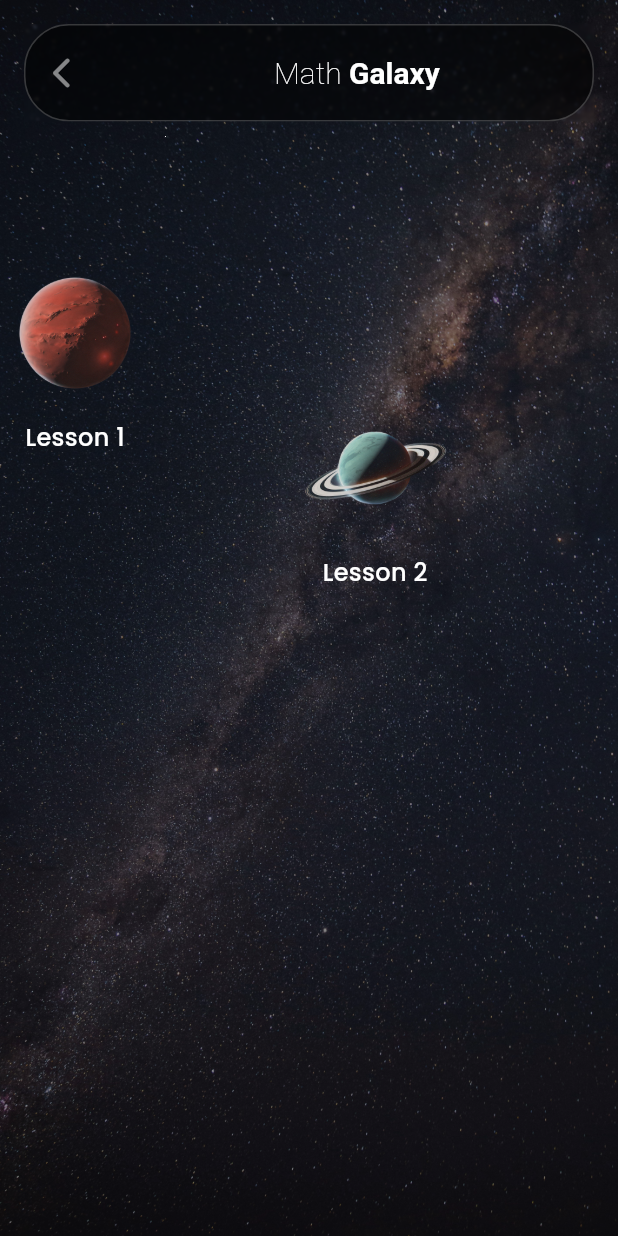
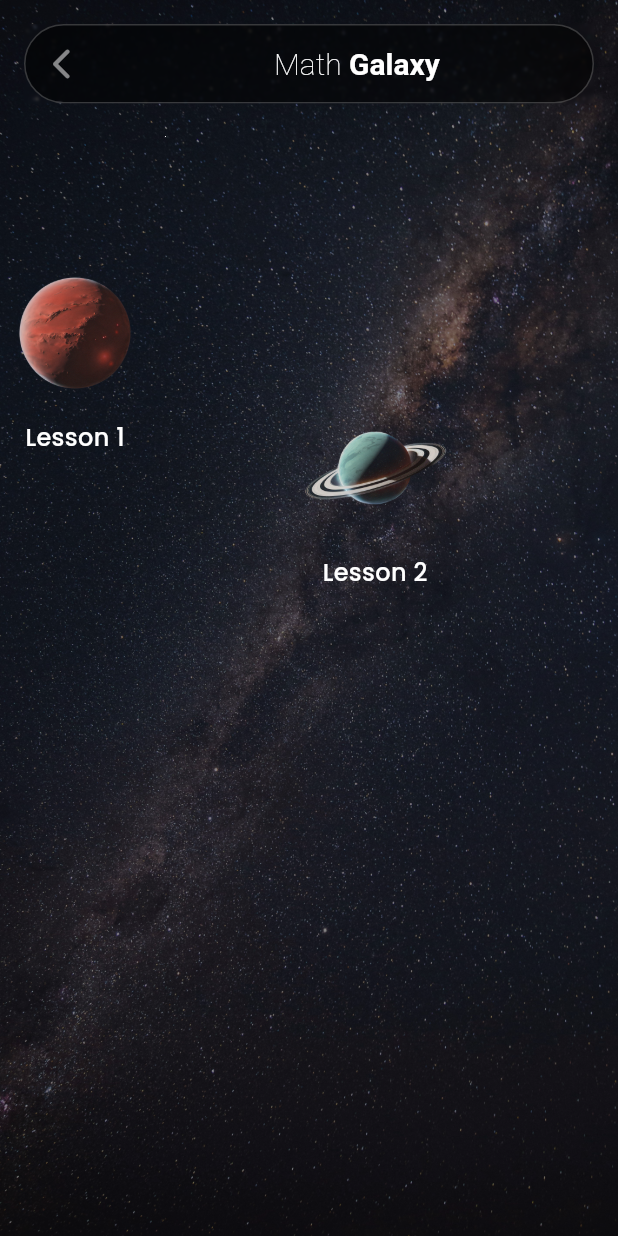
Before and after one commit to luisghdez/lumi_learn, a Flutter app: the screen it shows after launch, after a tap on "View a Course Overview", on a phone screen of 412 x 824 dp. Run offline on Flutter 3.47's test engine with Material 3 defaults, Android fonts, the light colour scheme and no system bars; our stand-ins replace get, google_fonts.

Commit message:
iphone changes

```diff
--- a/lib/widgets/bottom_panel.dart
+++ b/lib/widgets/bottom_panel.dart
@@ -28,9 +28,11 @@ class BottomPanel extends StatelessWidget {
           decoration: BoxDecoration(
             color: const Color.fromARGB(140, 0, 0, 0),
             borderRadius: const BorderRadius.vertical(top: Radius.circular(30)),
-            border: Border.all(
-              color: Colors.white.withOpacity(0.2), // Light top border color
-              width: 1, // Adjust thickness as needed
+            border: Border(
+              top: BorderSide(
+                color: Colors.white.withOpacity(0.2),
+                width: 1,
+              ),
             ),
           ),
           child: activePlanet == null
@@ -56,12 +58,12 @@ class BottomPanel extends StatelessWidget {
                           ClipOval(
                             child: Image.asset(
                               activePlanet.imagePath,
-                              width: 140,
-                              height: 140,
+                              width: 120,
+                              height: 120,
                               fit: BoxFit.contain,
                             ),
                           ),
-                          const SizedBox(width: 24),
+                          const SizedBox(width: 12),
                           Expanded(
                             child: Column(
                               crossAxisAlignment: CrossAxisAlignment.start,
@@ -69,7 +71,7 @@ class BottomPanel extends StatelessWidget {
                                 Text(
                                   'Lesson ${selectedLessonIndex != null ? selectedLessonIndex! + 1 : 'N/A'}',
                                   style: const TextStyle(
-                                    fontSize: 28,
+                                    fontSize: 24,
                                     color: Colors.white,
                                     fontWeight: FontWeight.bold,
                                   ),
@@ -78,11 +80,11 @@ class BottomPanel extends StatelessWidget {
                                 const Text(
                                   'In this lesson you will learn about various fascinating topics related to your course.',
                                   style: TextStyle(
-                                    fontSize: 16,
+                                    fontSize: 12,
                                     color: Colors.grey,
                                   ),
                                 ),
-                                const SizedBox(height: 20),
+                                const SizedBox(height: 8),
                                 SizedBox(
                                   width: double.infinity,
                                   child: ElevatedButton(
@@ -90,11 +92,11 @@ class BottomPanel extends StatelessWidget {
                                     style: ElevatedButton.styleFrom(
                                       backgroundColor: Colors.white,
                                       padding: const EdgeInsets.symmetric(
-                                        horizontal: 24,
-                                        vertical: 14,
+                                        horizontal: 16,
+                                        vertical: 0,
                                       ),
                                       shape: RoundedRectangleBorder(
-                                        borderRadius: BorderRadius.circular(12),
+                                        borderRadius: BorderRadius.circular(20),
                                       ),
                                     ),
                                     child: const Text(
@@ -102,7 +104,7 @@ class BottomPanel extends StatelessWidget {
                                       style: TextStyle(
                                         fontSize: 16,
                                         color: Color.fromARGB(255, 24, 24, 24),
-                                        fontWeight: FontWeight.bold,
+                                        fontWeight: FontWeight.normal,
                                       ),
                                     ),
                                   ),
@@ -112,7 +114,7 @@ class BottomPanel extends StatelessWidget {
                           ),
                         ],
                       ),
-                      const SizedBox(height: 20),
+                      const SizedBox(height: 10),
                     ],
                   ),
                 ),
--- a/lib/widgets/course_overview_header.dart
+++ b/lib/widgets/course_overview_header.dart
@@ -46,7 +46,7 @@ class CourseOverviewHeader extends StatelessWidget {
               Expanded(
                 child: Padding(
                   padding: const EdgeInsets.symmetric(
-                      vertical: 20.0, horizontal: 20.0),
+                      vertical: 14.0, horizontal: 14.0),
                   child: RichText(
                     textAlign: TextAlign.center,
                     text: TextSpan(
--- a/lib/widgets/starry_app_scaffold.dart
+++ b/lib/widgets/starry_app_scaffold.dart
@@ -16,13 +16,15 @@ class StarryAppScaffold extends StatelessWidget {
   @override
   Widget build(BuildContext context) {
     return Scaffold(
-      // appBar: appBar,
-      // floatingActionButton: floatingActionButton,
-      // Wrap the body in Padding
-      body: SafeArea(
-        child: Stack(
-          children: [const GalaxyBackground(), body],
-        ),
+      extendBodyBehindAppBar: true,
+      body: Stack(
+        children: [
+          const Positioned.fill(child: GalaxyBackground()),
+          SafeArea(
+            bottom: false,
+            child: body,
+          ),
+        ],
       ),
     );
   }
```
Also changed, not shown: 3 other files.
